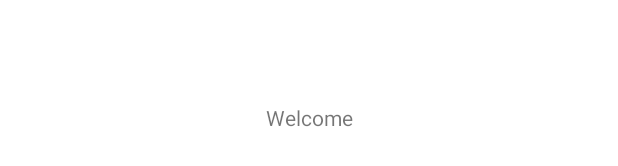
After one commit to TheDeanMachine/College-Course-Tracker, an Android app: the layout home_screen.xml on its own in the app's theme, with its tools: preview values and no code run, on a phone screen of 412 x 824 dp. The commit adds this screen. Shown: the part 501-667 px from the top of the screen. Run offline under Robolectric (Android 15) with nearby library versions, the phone set to English and light mode, and no system bars.

Commit message:
refactored hierarchy

```diff
--- /dev/null
+++ b/app/src/main/res/layout/home_screen.xml
@@ -0,0 +1,18 @@
+<?xml version="1.0" encoding="utf-8"?>
+<androidx.constraintlayout.widget.ConstraintLayout xmlns:android="http://schemas.android.com/apk/res/android"
+    xmlns:app="http://schemas.android.com/apk/res-auto"
+    xmlns:tools="http://schemas.android.com/tools"
+    android:layout_width="match_parent"
+    android:layout_height="match_parent"
+    tools:context=".HomeScreen">
+
+    <TextView
+        android:id="@+id/textView"
+        android:layout_width="wrap_content"
+        android:layout_height="wrap_content"
+        android:text="Welcome"
+        app:layout_constraintBottom_toBottomOf="parent"
+        app:layout_constraintEnd_toEndOf="parent"
+        app:layout_constraintStart_toStartOf="parent"
+        app:layout_constraintTop_toTopOf="parent" />
+</androidx.constraintlayout.widget.ConstraintLayout>
--- /dev/null
+++ b/app/src/main/res/layout/term_card.xml
@@ -0,0 +1,6 @@
+<?xml version="1.0" encoding="utf-8"?>
+<androidx.constraintlayout.widget.ConstraintLayout xmlns:android="http://schemas.android.com/apk/res/android"
+    android:layout_width="match_parent"
+    android:layout_height="match_parent">
+
+</androidx.constraintlayout.widget.ConstraintLayout>
```
Also changed, not shown: app/src/main/AndroidManifest.xml (+15 -15 lines), app/src/main/java/com/VFeskin/collegecoursetracker/Controller/TermList.java (added, +14 -0 lines), app/src/main/java/com/VFeskin/collegecoursetracker/HomeScreen.java (added, +21 -0 lines), app/src/main/java/com/VFeskin/collegecoursetracker/MainActivity.java (deleted, +0 -32 lines), app/src/main/res/layout/activity_term_list.xml (renamed from app/src/main/res/layout/activity_main.xml, +5 -3 lines).
